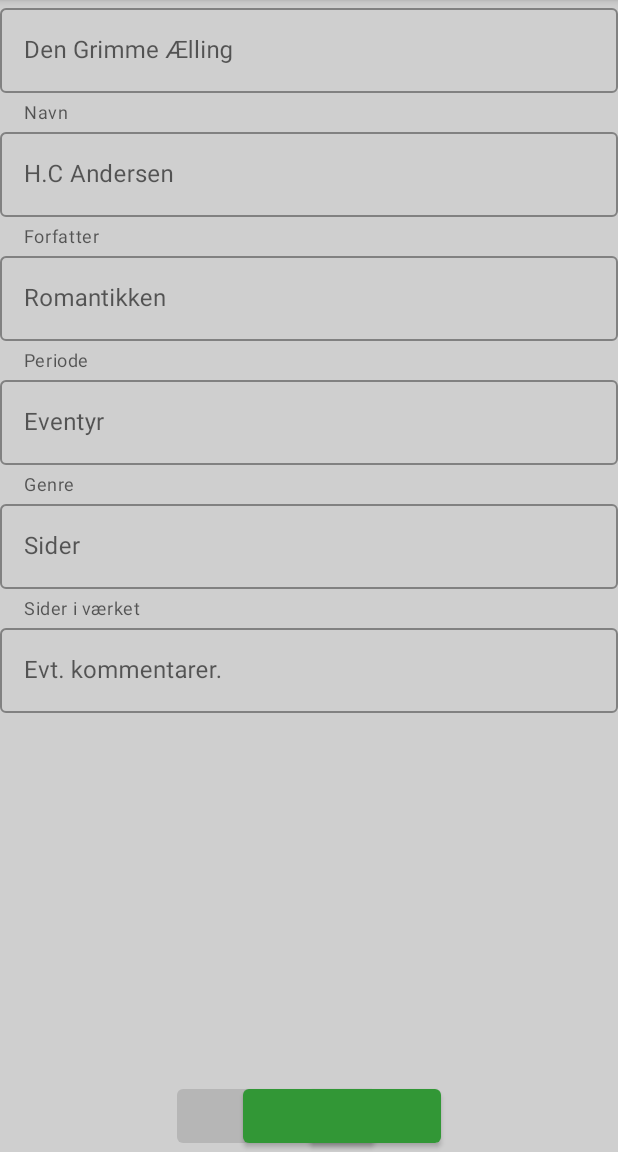
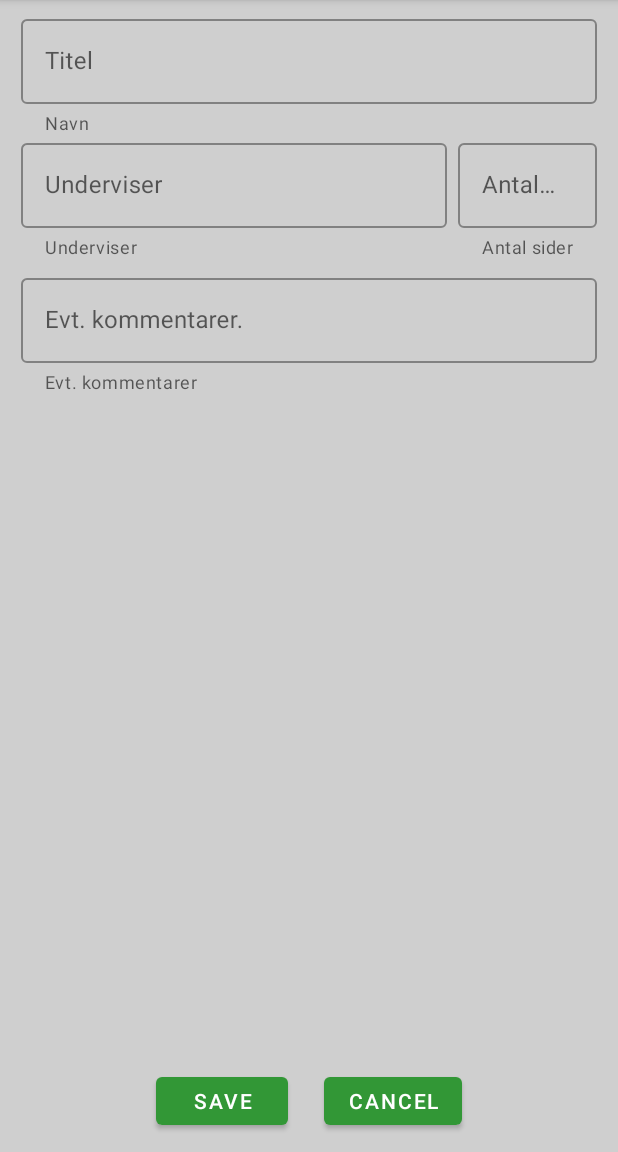
Before and after one commit to TheWombat13/PensumFirebaseFinal, an Android app: the fragment AddPensum_Fragment placed in its activity, on a phone screen of 412 x 824 dp, the part 84-1236 px from its top. Run offline under Robolectric (Android 15) with nearby library versions, the light colour scheme and no system bars.

Commit message:
add pensum xml

```diff
--- a/app/src/main/java/com/example/jonathanlarsen/pensumfirebase/Pensum/AddPensum_Fragment.java
+++ b/app/src/main/java/com/example/jonathanlarsen/pensumfirebase/Pensum/AddPensum_Fragment.java
@@ -40,7 +40,7 @@
     private String title, teacher;
 
     //ToDo Doesn't support the variables "pages" & "pagesToGo"
-    private EditText setTitle, setTeacher;
+    private EditText setTitle, setTeacher, setPages, setComment;
     private Button save;
 
     @Nullable
@@ -48,8 +48,10 @@
     public View onCreateView(LayoutInflater inflater, @Nullable ViewGroup container, Bundle savedInstanceState) {
         View view = inflater.inflate(R.layout.fragment_add_pensum, container, false);
 
-        setTitle = view.findViewById(R.id.text_name);
-        setTeacher = view.findViewById(R.id.text_author);
+        setTitle = view.findViewById(R.id.text_pensumtitle);
+        setTeacher = view.findViewById(R.id.text_pensumauther);
+        setPages = view.findViewById(R.id.text_pensumpages);
+        setComment = view.findViewById(R.id.text_pensumcomment);
 
         save = view.findViewById(R.id.save_button);
 
@@ -104,8 +106,10 @@
 
         PensumModel temp = new PensumModel(this.title, this.teacher, 0, 1200);
         //ToDo get the proper pensumList position
-        pensumData.put(pensumList.get(0), temp);
+
         pensumList.add(this.title);
+        pensumData.put(pensumList.get(pensumList.size()), temp);
+
 
         try {
             InternalStorage.writeObject(getContext(), PENSUM_LIST_OBJECT_KEY, pensumList);
--- a/app/src/main/res/layout/fragment_add_pensum.xml
+++ b/app/src/main/res/layout/fragment_add_pensum.xml
@@ -1,154 +1,127 @@
 <?xml version="1.0" encoding="utf-8"?>
-<RelativeLayout xmlns:android="http://schemas.android.com/apk/res/android"
+<LinearLayout xmlns:android="http://schemas.android.com/apk/res/android"
+    xmlns:tools="http://schemas.android.com/tools"
     android:layout_width="match_parent"
     android:layout_height="match_parent"
-    xmlns:app="http://schemas.android.com/apk/res-auto">
+    xmlns:app="http://schemas.android.com/apk/res-auto"
+    android:orientation="vertical">
 
     <ScrollView
         android:id="@+id/scrollView_scan"
         android:layout_width="match_parent"
-        android:layout_height="match_parent">
+        android:layout_height="match_parent"
+        android:layout_weight="95">
 
-        <RelativeLayout
+        <LinearLayout
             android:layout_width="match_parent"
-            android:layout_height="wrap_content">
+            android:layout_height="wrap_content"
+            android:orientation="vertical">
 
             <com.google.android.material.textfield.TextInputLayout
                 style="@style/Widget.MaterialComponents.TextInputLayout.OutlinedBox"
-                android:id="@+id/text_input_name"
+                android:id="@+id/text_input_pensumtitle"
                 android:layout_width="match_parent"
                 android:layout_height="wrap_content"
+                android:layout_marginTop="7dp"
+                android:layout_marginStart="14dp"
+                android:layout_marginEnd="14dp"
                 app:helperTextEnabled="true"
                 app:helperText="@string/helper_name">
-
                 <com.google.android.material.textfield.TextInputEditText
-                    android:id="@+id/text_name"
+                    android:id="@+id/text_pensumtitle"
                     android:layout_width="match_parent"
                     android:layout_height="wrap_content"
-                    android:hint="@string/hint_name" />
+                    android:hint="@string/hint_pensum_title" />
             </com.google.android.material.textfield.TextInputLayout>
+
+
+        <LinearLayout
+            android:layout_width="match_parent"
+            android:layout_height="wrap_content"
+            android:orientation="horizontal"
+            android:baselineAligned="false">
+
+            <com.google.android.material.textfield.TextInputLayout
+                style="@style/Widget.MaterialComponents.TextInputLayout.OutlinedBox"
+                android:id="@+id/text_input_pensumauthor"
+                android:layout_width="0dp"
+                android:layout_height="wrap_content"
+                android:layout_weight="1"
+                android:layout_marginStart="14dp"
+                android:layout_marginEnd="7dp"
+                android:layout_marginBottom="7dp"
+                app:helperTextEnabled="true"
+                app:helperText="@string/hint_pensum_teacher">
+                <com.google.android.material.textfield.TextInputEditText
+                    android:id="@+id/text_pensumauther"
+                    android:layout_width="match_parent"
+                    android:layout_height="wrap_content"
+                    android:hint="@string/hint_pensum_teacher" />
+            </com.google.android.material.textfield.TextInputLayout>
+
 
 
             <com.google.android.material.textfield.TextInputLayout
                 style="@style/Widget.MaterialComponents.TextInputLayout.OutlinedBox"
-                android:id="@+id/text_input_author"
-                android:layout_width="match_parent"
+                android:id="@+id/text_input_pensumpages"
+                android:layout_width="wrap_content"
                 android:layout_height="wrap_content"
-                android:layout_below="@+id/text_input_name"
+                android:layout_marginEnd="14dp"
                 app:helperTextEnabled="true"
-                app:helperText="@string/helper_author">
-
+                app:helperText="@string/hint_pensum_size">
                 <com.google.android.material.textfield.TextInputEditText
-                    android:id="@+id/text_author"
+                    android:id="@+id/text_pensumpages"
                     android:layout_width="match_parent"
                     android:layout_height="wrap_content"
-                    android:hint="@string/hint_author"/>
+                    android:hint="@string/hint_pensum_size"/>
             </com.google.android.material.textfield.TextInputLayout>
+
+            </LinearLayout>
+
 
 
             <com.google.android.material.textfield.TextInputLayout
                 style="@style/Widget.MaterialComponents.TextInputLayout.OutlinedBox"
-                android:id="@+id/text_input_period"
+                android:id="@+id/text_input_pensumcomment"
                 android:layout_width="match_parent"
                 android:layout_height="wrap_content"
-                android:layout_below="@+id/text_input_author"
+                android:layout_marginStart="14dp"
+                android:layout_marginEnd="14dp"
                 app:helperTextEnabled="true"
-                app:helperText="@string/helper_period">
-
+                app:helperText="@string/hint_pensum_comment">
                 <com.google.android.material.textfield.TextInputEditText
-                    android:id="@+id/text_period"
-                    android:layout_width="match_parent"
-                    android:layout_height="wrap_content"
-                    android:hint="@string/hint_period"/>
-            </com.google.android.material.textfield.TextInputLayout>
-
-
-            <com.google.android.material.textfield.TextInputLayout
-                style="@style/Widget.MaterialComponents.TextInputLayout.OutlinedBox"
-                android:id="@+id/text_input_genre"
-                android:layout_width="match_parent"
-                android:layout_height="wrap_content"
-                android:layout_below="@+id/text_input_period"
-                app:helperTextEnabled="true"
-                app:helperText="@string/helper_genre">
-
-                <com.google.android.material.textfield.TextInputEditText
-                    android:id="@+id/text_genre"
-                    android:layout_width="match_parent"
-                    android:layout_height="wrap_content"
-                    android:hint="@string/hint_genre"/>
-            </com.google.android.material.textfield.TextInputLayout>
-
-
-            <com.google.android.material.textfield.TextInputLayout
-                style="@style/Widget.MaterialComponents.TextInputLayout.OutlinedBox"
-                android:id="@+id/text_input_pages"
-                android:layout_width="match_parent"
-                android:layout_height="wrap_content"
-                android:layout_below="@+id/text_input_genre"
-                app:helperTextEnabled="true"
-                app:helperText="@string/helper_pages">
-
-                <com.google.android.material.textfield.TextInputEditText
-                    android:id="@+id/text_pages"
-                    android:layout_width="match_parent"
-                    android:layout_height="wrap_content"
-                    android:hint="@string/hint_pages"/>
-            </com.google.android.material.textfield.TextInputLayout>
-
-
-            <com.google.android.material.textfield.TextInputLayout
-                style="@style/Widget.MaterialComponents.TextInputLayout.OutlinedBox"
-                android:id="@+id/text_input_commentary"
-                android:layout_width="match_parent"
-                android:layout_height="wrap_content"
-                android:layout_below="@+id/text_input_pages"
-                app:helperTextEnabled="false">
-
-                <com.google.android.material.textfield.TextInputEditText
-                    android:id="@+id/text_commentary"
+                    android:id="@+id/text_pensumcomment"
                     android:layout_width="match_parent"
                     android:layout_height="wrap_content"
                     android:hint="@string/hint_commentary"/>
             </com.google.android.material.textfield.TextInputLayout>
 
-        </RelativeLayout>
+        </LinearLayout>
 
 
     </ScrollView>
 
-    <Button
-        android:id="@+id/save_button"
+    <LinearLayout
         android:layout_width="wrap_content"
         android:layout_height="wrap_content"
-        android:layout_centerHorizontal="true"
-        android:layout_above="@id/CenterToken"
-        android:layout_marginTop="12dp"/>
+        android:orientation="horizontal"
+        android:layout_gravity="center"
+        android:layout_weight="5">
 
-    <Button
-        android:id="@+id/ScanStorageImg_Button"
-        android:layout_width="wrap_content"
-        android:layout_height="wrap_content"
-        android:layout_toEndOf="@+id/CenterToken"
-        android:layout_alignParentBottom="true"
-        android:contentDescription="@string/ToDo" />
+        <Button
+            android:id="@+id/save_button"
+            android:layout_width="wrap_content"
+            android:layout_height="wrap_content"
+            android:layout_margin="12dp"
+            android:text="@string/btn_savepensum" />
 
-    <TextView
-        android:id="@+id/CenterToken"
-        android:layout_width="wrap_content"
-        android:layout_height="wrap_content"
-        android:layout_centerHorizontal="true"
-        android:layout_alignParentBottom="true"
-        android:layout_below="@id/scrollView_scan"/>
+        <Button
+            android:id="@+id/cancel_button"
+            android:layout_width="wrap_content"
+            android:layout_height="wrap_content"
+            android:layout_margin="12dp"
+            android:text="@string/btn_cancelpensum" />
 
-    <Button
-        android:id="@+id/ScanImg_Button"
-        android:layout_width="wrap_content"
-        android:layout_height="wrap_content"
-        android:layout_toStartOf="@id/CenterToken"
-        android:layout_alignParentBottom="true"
-        android:clickable="false"
-        android:enabled="false"
-        android:contentDescription="@string/ToDo" />
+    </LinearLayout>
 
-</RelativeLayout>
+</LinearLayout>
--- a/app/src/main/res/values/strings.xml
+++ b/app/src/main/res/values/strings.xml
@@ -7,6 +7,13 @@
     <string name="NO_text">Nej</string>
     <string name="YES_text">Ja</string>
     <string name="backslash">/</string>
+
+    <!-- Fragment_AddPensen EditText -->
+
+    <string name="hint_pensum_title">Titel</string>
+    <string name="hint_pensum_teacher">Underviser</string>
+    <string name="hint_pensum_size">Antal sider</string>
+    <string name="hint_pensum_comment">Evt. kommentarer</string>
 
     <!-- Fragment_AddLitt EditText -->
     <string name="hint_name">Den Grimme Ælling</string>
@@ -34,6 +41,11 @@
     <string name="btn_save">Save</string>
     <string name="btn_Storage">Storage</string>
 
+    <!-- Fragment_AddPensum Buttons -->
+
+    <string name="btn_savepensum">Save</string>
+    <string name="btn_cancelpensum">Cancel</string>
+
     <!-- Fragment ScanImg Error messages -->
     <string name="errorTitle">Ooops !</string>
     <string name="errorNameMissing">You need to give your product a name</string>
```
